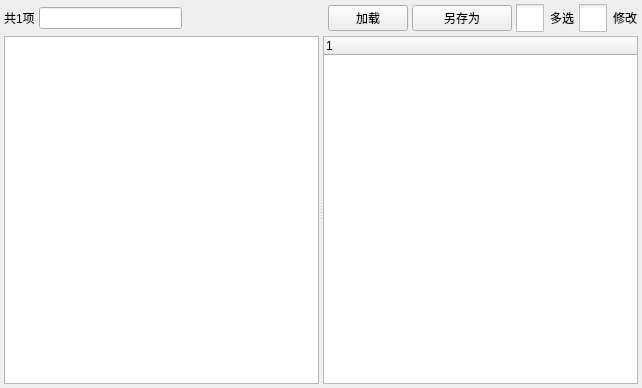
This is nbtwidget.ui in bedrock-dev/BedrockMap as Qt 5 draws it before an edit. The edited form follows.
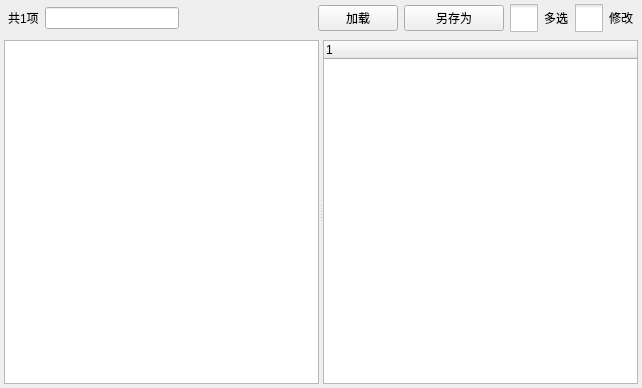
This is the edited form.

What changed in the file:
```diff
--- a/nbtwidget.ui
+++ b/nbtwidget.ui
@@ -13,7 +13,7 @@
   <property name="windowTitle">
    <string>Form</string>
   </property>
-  <layout class="QVBoxLayout" name="verticalLayout" stretch="1,10">
+  <layout class="QVBoxLayout" name="verticalLayout" stretch="1,8">
    <property name="spacing">
     <number>4</number>
    </property>
@@ -32,6 +32,18 @@
    <item>
     <layout class="QHBoxLayout" name="nbt_edit_toolbar">
      <property name="spacing">
+      <number>6</number>
+     </property>
+     <property name="leftMargin">
+      <number>4</number>
+     </property>
+     <property name="topMargin">
+      <number>0</number>
+     </property>
+     <property name="rightMargin">
+      <number>4</number>
+     </property>
+     <property name="bottomMargin">
       <number>4</number>
      </property>
      <item>
```
